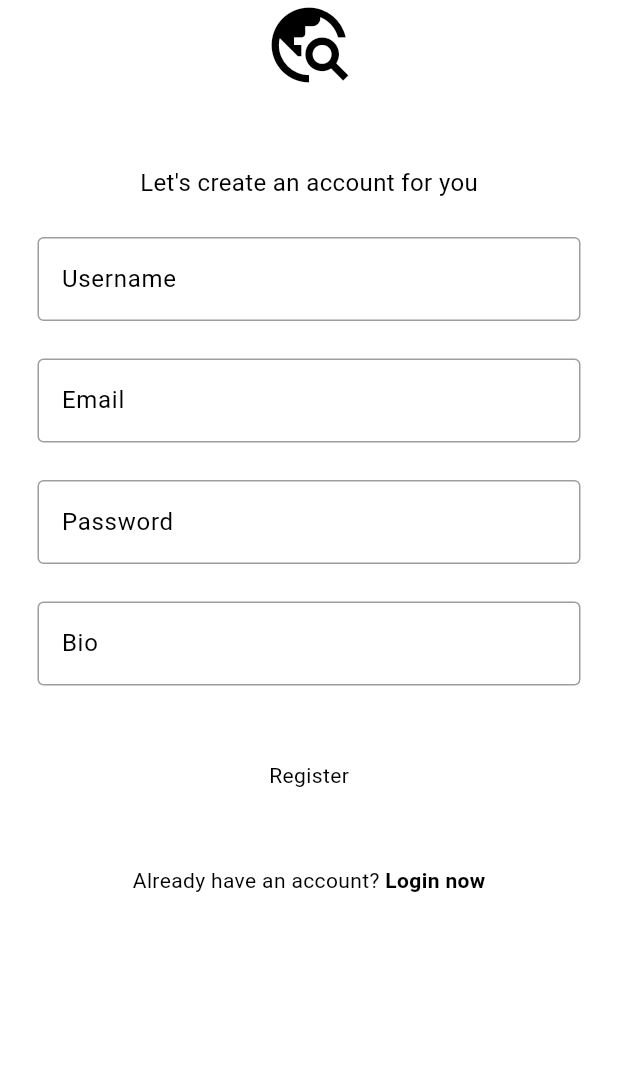
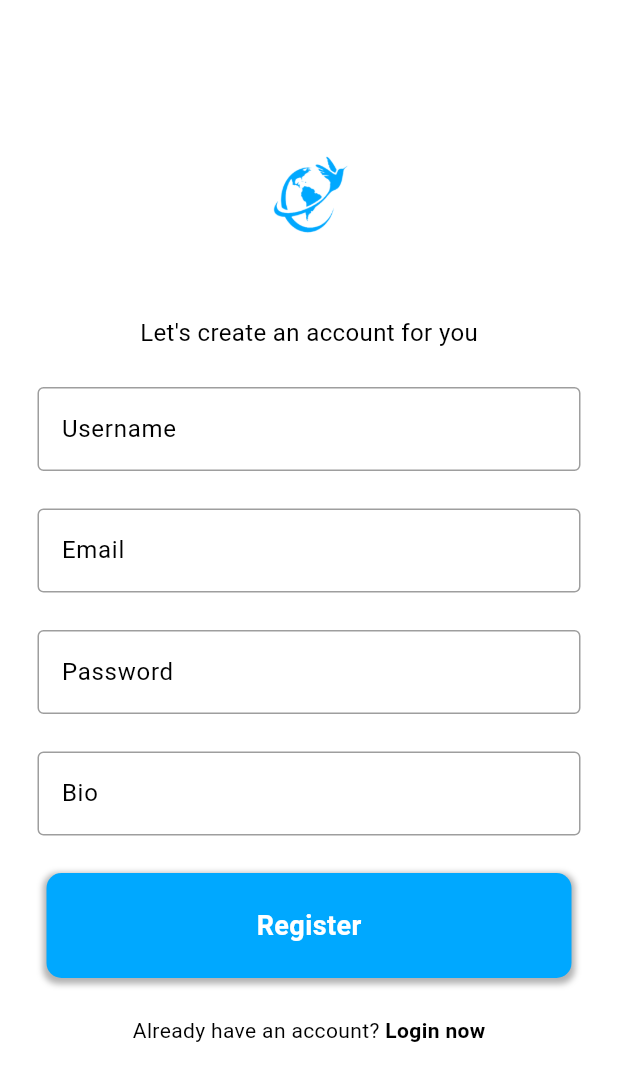
Before and after one commit to codewithmirza/Connect, a Flutter app: the screen it shows after launch, after a tap on "Register now", on a phone screen of 412 x 824 dp. Shown: the top 1081 px of the screen. Run offline on Flutter 3.47's test engine with Material 3 defaults, Android fonts, the phone set to English and light mode, and no system bars; our stand-ins replace cloud_firestore, curved_navigation_bar, firebase_auth, firebase_core, firebase_storage, geolocator and 3 more; missing offline and left inert: flutter_webrtc; accounts and stored records are empty; network calls fail.

Commit message:
27/2/2024 10:10 PM

```diff
--- a/lib/components/my_button.dart
+++ b/lib/components/my_button.dart
@@ -1,28 +1,43 @@
 import 'package:flutter/material.dart';
 
 class MyButton extends StatelessWidget {
-  final void Function()? onTap;
   final String text;
+  final VoidCallback onTap;
 
   const MyButton({
-    super.key,
+    Key? key,
     required this.text,
     required this.onTap,
-  });
+  }) : super(key: key);
 
   @override
   Widget build(BuildContext context) {
     return GestureDetector(
       onTap: onTap,
       child: Container(
+        width: 350,
+        height: 70,
         decoration: BoxDecoration(
-          color: Theme.of(context).colorScheme.secondary,
-          borderRadius: BorderRadius.circular(8),
+          color: const Color(0xFF00A8FF),
+          borderRadius: BorderRadius.circular(10),
+          boxShadow: [
+            BoxShadow(
+              color: Colors.black.withOpacity(0.3),
+              spreadRadius: 2,
+              blurRadius: 3,
+              offset: Offset(0, 2), // changes position of shadow
+            ),
+          ],
         ),
-        padding: const EdgeInsets.all(25),
-        margin: const EdgeInsets.symmetric(horizontal: 25),
         child: Center(
-          child: Text(text),
+          child: Text(
+            text,
+            style: TextStyle(
+              color: Colors.white,
+              fontSize: 18,
+              fontWeight: FontWeight.bold,
+            ),
+          ),
         ),
       ),
     );
--- a/lib/pages/login_page.dart
+++ b/lib/pages/login_page.dart
@@ -40,11 +40,12 @@ class LoginPage extends StatelessWidget {
           mainAxisAlignment: MainAxisAlignment.center,
           children: [
             //logo
-            Icon(
-              Icons.travel_explore,
-              size: 60,
-              color: Theme.of(context).colorScheme.primary,
-            ), // Corrected
+            Image.asset(
+              "assets/images/connect-icon.png",
+              width: 60,
+              height: 60,
+              color: const Color(0xFF00A8FF),
+            ),// Corrected
             const SizedBox(
               height: 50,
             ),
--- a/lib/pages/register_page.dart
+++ b/lib/pages/register_page.dart
@@ -40,11 +40,15 @@ class RegisterPage extends StatelessWidget {
           child: Column(
             mainAxisAlignment: MainAxisAlignment.center,
             children: [
+              const SizedBox(
+                height: 100,
+              ),
               //logo
-              Icon(
-                Icons.travel_explore,
-                size: 60,
-                color: Theme.of(context).colorScheme.primary,
+              Image.asset(
+                "assets/images/connect-icon.png",
+                width: 60,
+                height: 60,
+                color: const Color(0xFF00A8FF),
               ),
               const SizedBox(
                 height: 50,
--- a/pubspec.yaml
+++ b/pubspec.yaml
@@ -51,3 +51,4 @@ flutter:
   # To add assets to your application, add an assets section, like this:
   assets:
     - assets/images/profile_picture.jpg
+    - assets/images/
```
Also changed, not shown: assets/images/connect-icon.png (added), 10 other files.
